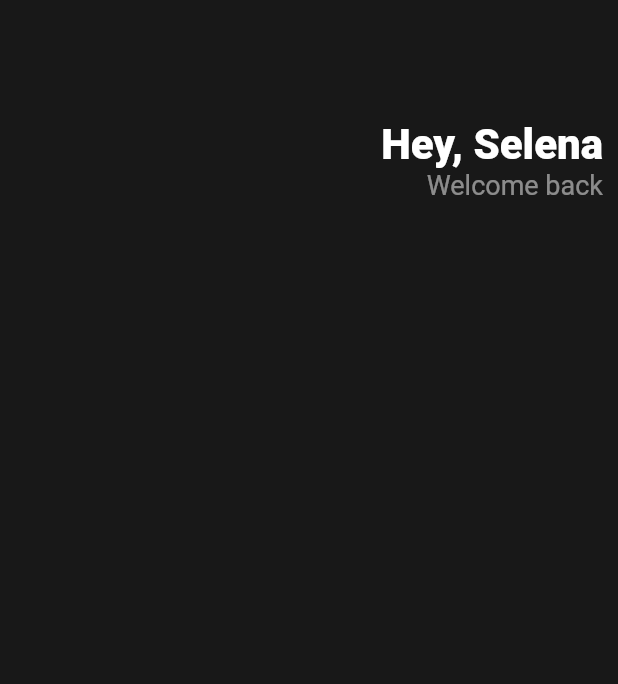
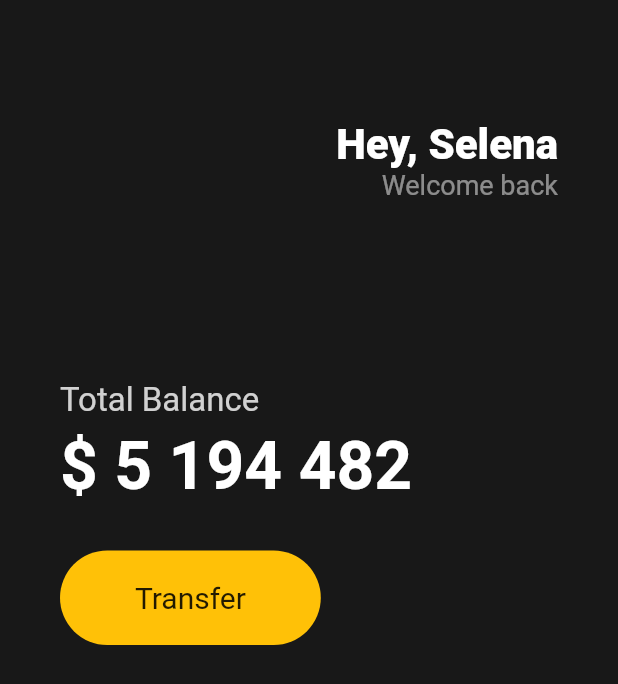
Before and after one commit to minwoo129/toonflix_flutter_ex, a Flutter app: the screen it shows after launch, on a phone screen of 412 x 824 dp. Shown: the top 684 px of the screen. Run offline on Flutter 3.47's test engine with Material 2 defaults, Android fonts, the phone set to English and light mode, and no system bars.

Commit message:
강의 실습 코드 작성
- 강의 실습용 앱 UI 구현(2차)

```diff
--- a/lib/main.dart
+++ b/lib/main.dart
@@ -5,18 +5,21 @@ void main() {
 }
 
 class App extends StatelessWidget {
+  const App({super.key});
+
   @override
   Widget build(BuildContext context) {
     return MaterialApp(
       home: Scaffold(
-          backgroundColor: Color(0xFF181818),
+          backgroundColor: const Color(0xFF181818),
           body: Padding(
             //padding: EdgeInsets.all(10),
             //padding: EdgeInsets.only(left: 10, top: 0, right: 10, bottom: 0),
-            padding: EdgeInsets.symmetric(horizontal: 10),
+            padding: const EdgeInsets.symmetric(horizontal: 40),
             child: Column(
+              crossAxisAlignment: CrossAxisAlignment.start,
               children: [
-                SizedBox(
+                const SizedBox(
                   height: 80,
                 ),
                 Row(
@@ -25,7 +28,7 @@ class App extends StatelessWidget {
                     Column(
                       crossAxisAlignment: CrossAxisAlignment.end,
                       children: [
-                        Text(
+                        const Text(
                           'Hey, Selena',
                           style: TextStyle(
                             color: Colors.white,
@@ -41,6 +44,51 @@ class App extends StatelessWidget {
                           ),
                         ),
                       ],
+                    ),
+                  ],
+                ),
+                const SizedBox(
+                  height: 120,
+                ),
+                Text(
+                  'Total Balance',
+                  style: TextStyle(
+                    fontSize: 22,
+                    color: Colors.white.withOpacity(0.8),
+                  ),
+                ),
+                const SizedBox(
+                  height: 5,
+                ),
+                const Text(
+                  '\$ 5 194 482 ',
+                  style: TextStyle(
+                    fontSize: 44,
+                    fontWeight: FontWeight.w600,
+                    color: Colors.white,
+                  ),
+                ),
+                const SizedBox(
+                  height: 30,
+                ),
+                Row(
+                  children: [
+                    Container(
+                      decoration: BoxDecoration(
+                          color: Colors.amber,
+                          borderRadius: BorderRadius.circular(45)),
+                      child: const Padding(
+                        padding: EdgeInsets.symmetric(
+                          vertical: 20,
+                          horizontal: 50,
+                        ),
+                        child: Text(
+                          'Transfer',
+                          style: TextStyle(
+                            fontSize: 20,
+                          ),
+                        ),
+                      ),
                     )
                   ],
                 )
```
